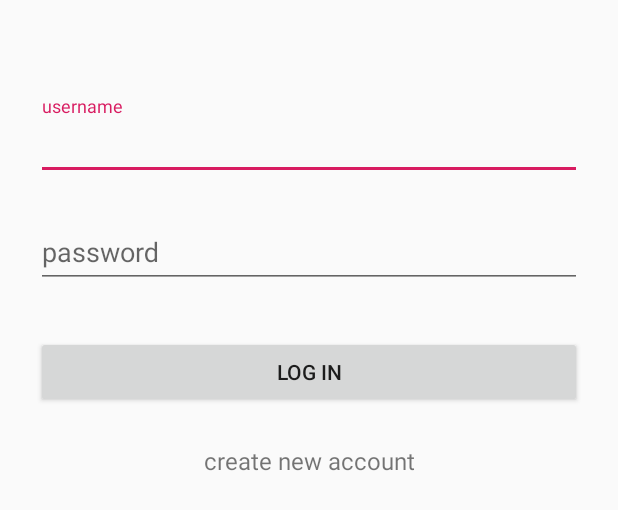
After one commit to anhyesun/ShareChore, an Android app: the layout activity_login.xml on its own in the app's theme, with its tools: preview values and no code run, on a phone screen of 412 x 824 dp. The commit adds this screen. Shown: the top 510 px of the screen. Run offline under Robolectric (Android 15) with nearby library versions, the phone set to English and light mode, and no system bars.

Commit message:
set up basic login xml layout and login activity class

```diff
--- a/app/build.gradle
+++ b/app/build.gradle
@@ -1,4 +1,5 @@
 apply plugin: 'com.android.application'
+
 
 android {
     compileSdkVersion 28
@@ -26,12 +27,14 @@ android {
             path "CMakeLists.txt"
         }
     }
+    buildToolsVersion '28.0.3'
 }
 
 dependencies {
-    implementation fileTree(dir: 'libs', include: ['*.jar'])
+    implementation fileTree(include: ['*.jar'], dir: 'libs')
     implementation 'com.android.support:appcompat-v7:28.0.0'
     implementation 'com.android.support.constraint:constraint-layout:1.1.3'
+    implementation 'com.android.support:design:28.0.0'
     testImplementation 'junit:junit:4.12'
     androidTestImplementation 'com.android.support.test:runner:1.0.2'
     androidTestImplementation 'com.android.support.test.espresso:espresso-core:3.0.2'
--- /dev/null
+++ b/app/src/main/java/com/example/naoreen/cmdf/LoginActivity.java
@@ -0,0 +1,17 @@
+package com.example.naoreen.cmdf;
+
+import android.os.Bundle;
+import android.support.v7.app.AppCompatActivity;
+
+public class LoginActivity extends AppCompatActivity {
+    private static final String TAG = "LoginActivity";
+    private static final int REQUEST_SIGNUP=0;
+
+
+    @Override
+    public void onCreate(Bundle savedInstanceState){
+        super.onCreate(savedInstanceState);
+        setContentView(R.layout.activity_login);
+    }
+
+}
--- /dev/null
+++ b/app/src/main/res/layout/activity_login.xml
@@ -0,0 +1,64 @@
+
+<ScrollView xmlns:android="http://schemas.android.com/apk/res/android"
+    xmlns:tools="http://schemas.android.com/tools"
+    android:layout_width="fill_parent"
+    android:layout_height="fill_parent"
+    android:fitsSystemWindows="true">
+
+        <LinearLayout xmlns:android="http://schemas.android.com/apk/res/android"
+        android:orientation="vertical"
+        android:layout_width="fill_parent"
+        android:layout_height="wrap_content"
+        android:paddingTop="56dp"
+        android:paddingLeft="24dp"
+        android:paddingRight="24dp">
+
+
+            <!-- User: _______ -->
+
+            <android.support.design.widget.TextInputLayout
+                android:layout_width="match_parent"
+                android:layout_height="wrap_content"
+                android:layout_marginTop="8dp"
+                android:layout_marginBottom="8dp">
+                <android.support.design.widget.TextInputEditText
+                    android:layout_width="match_parent"
+                    android:layout_height="wrap_content"
+                    android:hint="@string/user"/>
+
+            </android.support.design.widget.TextInputLayout>
+
+            <!-- Pass: ____ -->
+
+            <android.support.design.widget.TextInputLayout
+                android:layout_width="match_parent"
+                android:layout_height="wrap_content"
+                android:layout_marginTop="8dp"
+                android:layout_marginBottom="8dp">
+                <android.support.design.widget.TextInputEditText
+                    android:layout_width="match_parent"
+                    android:layout_height="wrap_content"
+                    android:hint="@string/password"/>
+            </android.support.design.widget.TextInputLayout>
+
+            <android.support.v7.widget.AppCompatButton
+                android:id="@+id/btn_login"
+                android:layout_width="fill_parent"
+                android:layout_height="wrap_content"
+                android:layout_marginTop="24dp"
+                android:layout_marginBottom="24dp"
+                android:padding="12dp"
+                android:text="@string/log_in"/>
+
+            <TextView android:id="@+id/create_account"
+                android:layout_width="fill_parent"
+                android:layout_height="wrap_content"
+                android:layout_marginBottom="24dp"
+                android:text="@string/create_an_account"
+                android:gravity="center"
+                android:textSize="16sp"/>
+
+
+    </LinearLayout>
+
+</ScrollView>
--- a/app/src/main/res/layout/activity_main.xml
+++ b/app/src/main/res/layout/activity_main.xml
@@ -9,11 +9,14 @@
     <TextView
         android:id="@+id/sample_text"
         android:layout_width="wrap_content"
-        android:layout_height="wrap_content"
+        android:layout_height="16dp"
         android:text="Hello World!"
         app:layout_constraintBottom_toBottomOf="parent"
         app:layout_constraintLeft_toLeftOf="parent"
         app:layout_constraintRight_toRightOf="parent"
-        app:layout_constraintTop_toTopOf="parent" />
+        app:layout_constraintTop_toTopOf="parent"
+        app:layout_constraintVertical_bias="0.436" />
+
+
 
 </android.support.constraint.ConstraintLayout>
--- a/app/src/main/res/values/strings.xml
+++ b/app/src/main/res/values/strings.xml
@@ -1,3 +1,11 @@
 <resources>
     <string name="app_name">cmdf</string>
+    <string name="button_2">Button 2</string>
+    <string name="password">password</string>
+    <string name="user">username</string>
+    <string name="button_1">Button 1</string>
+    <string name="submit">Submit</string>
+    <string name="log_in">log in</string>
+    <string name="create_an_account"> create new account</string>
+
 </resources>
```
